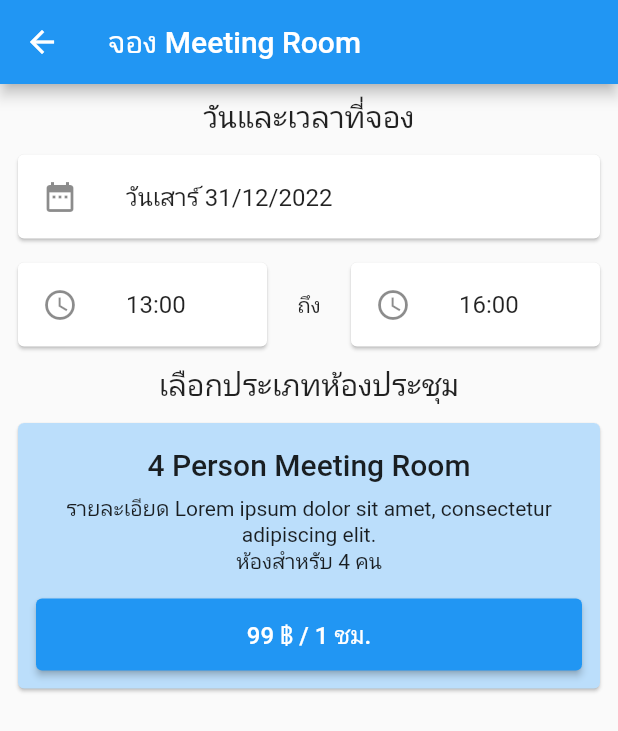
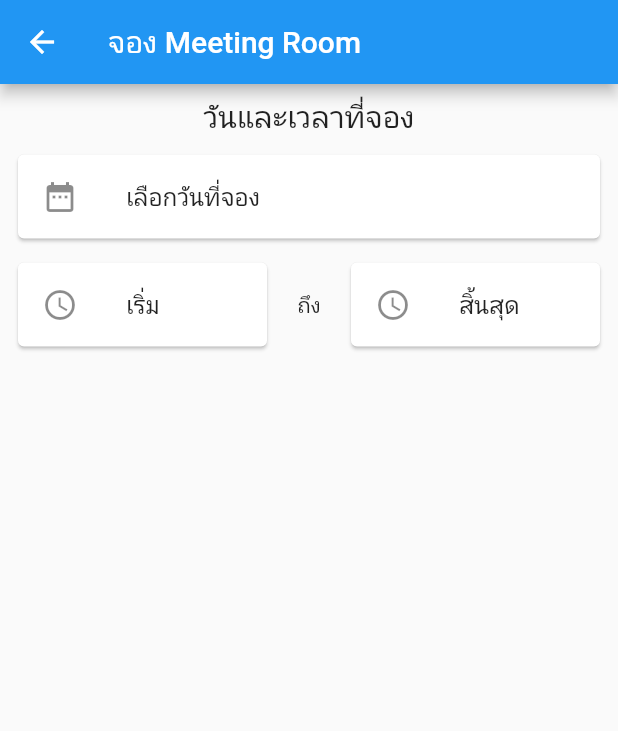
Before and after one commit to PlayingSpree/AutoCoWorkingSpaceSystem, a Flutter app: the Reserve screen opened directly, on a phone screen of 412 x 824 dp. Shown: the top 731 px of the screen. Run offline on Flutter 3.47's test engine with Material 2 defaults, Android fonts, the light colour scheme and no system bars; our stand-ins replace google_sign_in, shared_preferences, webview_flutter; missing offline and left inert: flutter_facebook_login; accounts and stored records are empty.

Commit message:
Mobile: Finish reserve meetingroom

```diff
--- a/Mobile/acws_app/lib/page/home/reserve.dart
+++ b/Mobile/acws_app/lib/page/home/reserve.dart
@@ -1,6 +1,11 @@
 import 'package:acws_app/app_style.dart';
 import 'package:acws_app/page/home/widget_card_detail_button.dart';
 import 'package:flutter/material.dart';
+import 'package:intl/intl.dart';
+
+import '../../app_transition_route.dart';
+import '../../app_util.dart';
+import 'payment.dart';
 
 class Reserve extends StatefulWidget {
   @override
@@ -8,6 +13,93 @@ class Reserve extends StatefulWidget {
 }
 
 class _ReserveState extends State<Reserve> {
+  DateTime date;
+  TimeOfDay timeStart;
+  TimeOfDay timeEnd;
+  String validationText;
+
+  var _response;
+
+  @override
+  void initState() {
+    super.initState();
+    _downloadData();
+  }
+
+  Future<void> selectDate() async {
+    var pickedDate = await showDatePicker(
+        context: context,
+        firstDate: DateTime.now(),
+        lastDate: DateTime.now().add(Duration(days: 365)),
+        initialDate: date ?? DateTime.now());
+    if (pickedDate == null || pickedDate == date) return;
+    validateDateTime();
+    setState(() {
+      date = pickedDate;
+    });
+  }
+
+  Future<void> selectTime(bool isStart) async {
+    var pickedTime = await showTimePicker(
+        context: context,
+        initialTime: isStart
+            ? timeStart ?? TimeOfDay(hour: 8, minute: 0)
+            : timeEnd ?? TimeOfDay(hour: 16, minute: 0));
+    if (pickedTime == null) return;
+    validateDateTime();
+    setState(() {
+      if (isStart)
+        timeStart = pickedTime;
+      else
+        timeEnd = pickedTime;
+    });
+  }
+
+  void validateDateTime() {
+    if (date == null || timeStart == null || timeEnd == null) return;
+    var validateText;
+    if (timeStart.hour >= timeEnd.hour && timeStart.minute >= timeEnd.minute) {
+      validateText = 'กรุณาเลือกเวลาสิ้นสุดหลังเวลาเริ่ม';
+    }
+    if (date != null && timeStart != null && timeEnd != null) {
+      DateTime now = DateTime.now();
+      DateTime today = DateTime(now.year, now.month, now.day);
+      if (date == today &&
+          timeStart.hour < now.hour &&
+          timeStart.minute < now.minute) {
+        validateText = 'กรุณาเลือกเวลาเริ่มหลังเวลาปัจจุบัน';
+      }
+    }
+    setState(() {
+      validationText = validateText;
+    });
+  }
+
+  Future<void> _downloadData() async {
+    var response = await httpGetRequest('/meetingroom/type/', context);
+    setState(() {
+      _response = response;
+    });
+  }
+
+  void _goToPayment(var roomType) {
+    double duration = ((timeEnd.hour + timeEnd.minute / 60) -
+        (timeStart.hour + timeStart.minute / 60));
+    Navigator.of(context).push(SlideLeftRoute(
+        exitPage: this.widget,
+        enterPage: PaymentPage(
+            title: roomType['name'],
+            detail: roomType['detail'],
+            detailList: {
+              'วันที่จอง': '${DateFormat.EEEE().add_yMd().format(date)}',
+              'เวลาที่จอง':
+                  '${timeStart.format(context)} - ${timeEnd.format(context)}',
+              'ระยะเวลา': '$duration ชม.',
+              'ราคาต่อชั่วโมง': '${roomType['price']} ฿ / ชม.'
+            },
+            price: '${(roomType['price'] * duration).toStringAsFixed(0)} ฿')));
+  }
+
   @override
   Widget build(BuildContext context) {
     return Scaffold(
@@ -22,8 +114,10 @@ class _ReserveState extends State<Reserve> {
               Card(
                 child: ListTile(
                   leading: Icon(Icons.date_range),
-                  title: Text('วันเสาร์ 31/12/2022'),
-                  onTap: () {},
+                  title: Text(date == null
+                      ? 'เลือกวันที่จอง'
+                      : DateFormat.EEEE().add_yMd().format(date)),
+                  onTap: selectDate,
                 ),
               ),
               SizedBox(height: 8),
@@ -33,8 +127,10 @@ class _ReserveState extends State<Reserve> {
                     child: Card(
                       child: ListTile(
                         leading: Icon(Icons.schedule),
-                        title: Text('13:00'),
-                        onTap: () {},
+                        title: Text(timeStart == null
+                            ? 'เริ่ม'
+                            : timeStart.format(context)),
+                        onTap: () => selectTime(true),
                       ),
                     ),
                   ),
@@ -43,21 +139,58 @@ class _ReserveState extends State<Reserve> {
                     child: Card(
                       child: ListTile(
                         leading: Icon(Icons.schedule),
-                        title: Text('16:00'),
-                        onTap: () {},
+                        title: Text(timeEnd == null
+                            ? 'สิ้นสุด'
+                            : timeEnd.format(context)),
+                        onTap: () => selectTime(false),
                       ),
                     ),
                   ),
                 ],
               ),
               SizedBox(height: 8),
-              Text('เลือกประเภทห้องประชุม', style: AppTextStyle.HeaderText),
-              SizedBox(height: 8),
-              CardDetailButton(
-                  '4 Person Meeting Room',
-                  'รายละเอียด Lorem ipsum dolor sit amet, consectetur adipiscing elit.\nห้องสำหรับ 4 คน',
-                  '99 ฿ / 1 ชม.',
-                  onPressed: () {})
+              if (validationText != null)
+                Text(validationText,
+                    style: AppTextStyle.HeaderText.copyWith(
+                        color: Theme.of(context).errorColor)),
+              AnimatedOpacity(
+                  child: Column(
+                    children: [
+                      Text('เลือกประเภทห้องประชุม',
+                          style: AppTextStyle.HeaderText),
+                      SizedBox(height: 8),
+                      AnimatedCrossFade(
+                          duration: const Duration(milliseconds: 200),
+                          crossFadeState: _response == null
+                              ? CrossFadeState.showFirst
+                              : CrossFadeState.showSecond,
+                          firstChild: SizedBox(
+                            height: 48,
+                            child: Center(
+                              child: CircularProgressIndicator(
+                                  valueColor: new AlwaysStoppedAnimation<Color>(
+                                      Theme.of(context).primaryColor)),
+                            ),
+                          ),
+                          secondChild: Column(children: [
+                            for (var roomType in _response ?? [])
+                              CardDetailButton(
+                                  roomType['name'],
+                                  roomType['detail'],
+                                  '${roomType['price']} ฿ / ชม.',
+                                  onPressed: () {
+                                _goToPayment(roomType);
+                              })
+                          ])),
+                    ],
+                  ),
+                  opacity: (date == null ||
+                          timeStart == null ||
+                          timeEnd == null ||
+                          validationText != null)
+                      ? 0
+                      : 1,
+                  duration: const Duration(milliseconds: 200))
             ],
           )
         ]));
--- a/Mobile/acws_app/lib/page/home/subscribe.dart
+++ b/Mobile/acws_app/lib/page/home/subscribe.dart
@@ -14,13 +14,13 @@ class Subscribe extends StatefulWidget {
 class _SubscribeState extends State<Subscribe> {
   @override
   void initState() {
-    _loadPackage();
     super.initState();
+    _downloadData();
   }
 
   var _response;
 
-  Future<void> _loadPackage() async {
+  Future<void> _downloadData() async {
     var response = await httpGetRequest('/coworkingspace/package/', context);
     setState(() {
       _response = response;
--- a/Mobile/acws_app/pubspec.yaml
+++ b/Mobile/acws_app/pubspec.yaml
@@ -29,6 +29,7 @@ dependencies:
   flutter_facebook_login: ^3.0.0
   google_sign_in: ^4.5.9
   webview_flutter: ^1.0.7
+  intl: ^0.16.1
 
   # The following adds the Cupertino Icons font to your application.
   # Use with the CupertinoIcons class for iOS style icons.
```
Also changed, not shown: Mobile/acws_app/lib/main.dart (+11 -1 lines), Mobile/acws_app/pubspec.lock.
